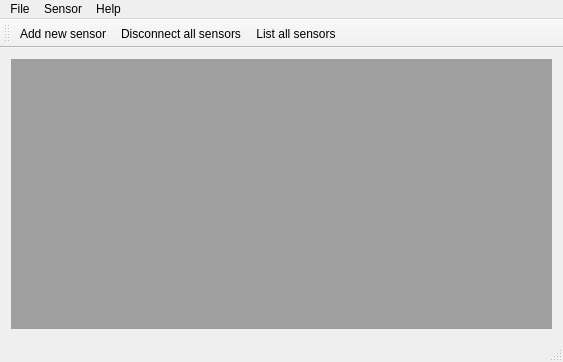
First picture: the form in Isens/ISense/isense.ui, repository nanobrain/Isens, before the edit.
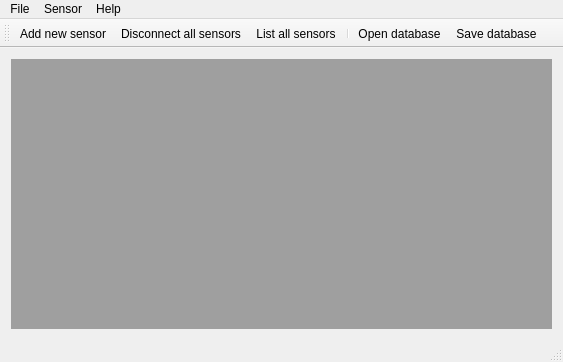
Second picture: the form after the edit. Icons and pictures are not drawn.

Commit message: Added: - Two missing buttons: open & save database

```diff
--- a/Isens/ISense/isense.ui
+++ b/Isens/ISense/isense.ui
@@ -73,6 +73,9 @@
    <addaction name="actionConnect"/>
    <addaction name="actionDisconnect_all_sensors"/>
    <addaction name="actionList_all_sensors"/>
+   <addaction name="separator"/>
+   <addaction name="actionOpen_database"/>
+   <addaction name="actionSave_database"/>
   </widget>
   <widget class="QStatusBar" name="statusBar"/>
   <action name="actionConnect">
@@ -121,6 +124,24 @@
     <string>About QT</string>
    </property>
   </action>
+  <action name="actionOpen_database">
+   <property name="icon">
+    <iconset resource="icons.qrc">
+     <normaloff>:/Icons/Icons/Open.png</normaloff>:/Icons/Icons/Open.png</iconset>
+   </property>
+   <property name="text">
+    <string>Open database</string>
+   </property>
+  </action>
+  <action name="actionSave_database">
+   <property name="icon">
+    <iconset resource="icons.qrc">
+     <normaloff>:/Icons/Icons/Save.png</normaloff>:/Icons/Icons/Save.png</iconset>
+   </property>
+   <property name="text">
+    <string>Save database</string>
+   </property>
+  </action>
  </widget>
  <layoutdefault spacing="6" margin="11"/>
  <resources>
```
The commit also changes 4 other files.
